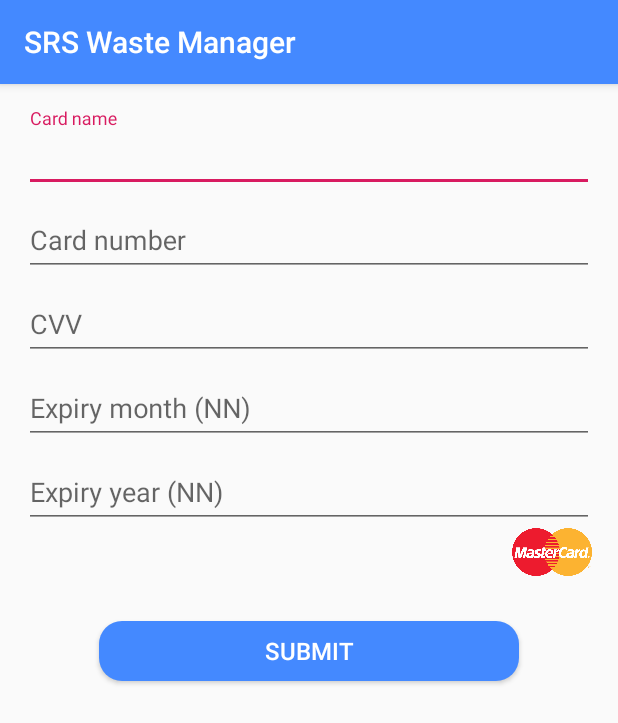
After one commit to sabel94/SRSWasteManager, an Android app: the AddCreditCardActivity screen opened directly, with no data from a screen before it, on a phone screen of 412 x 824 dp. The commit adds this screen. Shown: the top 723 px of the screen. Run offline under Robolectric (Android 15) with nearby library versions, the phone set to English and light mode, and no system bars.

Commit message:
Added credit card add functionality. TODO: make credit card list nicer.

```diff
--- a/app/src/main/AndroidManifest.xml
+++ b/app/src/main/AndroidManifest.xml
@@ -3,13 +3,16 @@
     package="com.example.srswastemanager">
 
     <application
+        android:name="com.example.srswastemanager.SrsApplication"
         android:allowBackup="true"
         android:icon="@mipmap/ic_launcher"
         android:label="@string/app_name"
         android:roundIcon="@mipmap/ic_launcher_round"
         android:supportsRtl="true"
         android:theme="@style/AppTheme">
-        <activity android:name=".CityWasteFractionsActivity"></activity>
+        <activity android:name=".CreditCardListActivity"></activity>
+        <activity android:name=".AddCreditCardActivity" />
+        <activity android:name=".CityWasteFractionsActivity" />
         <activity android:name=".CityTotalWasteActivity" />
         <activity android:name=".UserCostActivity" />
         <activity android:name=".InformationActivity" />
--- /dev/null
+++ b/app/src/main/java/com/example/srswastemanager/AddCreditCardActivity.java
@@ -0,0 +1,68 @@
+package com.example.srswastemanager;
+
+import android.content.Context;
+import android.content.Intent;
+import android.content.SharedPreferences;
+import android.support.design.widget.TextInputEditText;
+import android.support.v7.app.AppCompatActivity;
+import android.os.Bundle;
+import android.view.View;
+import android.widget.Button;
+
+import com.google.gson.Gson;
+
+import java.io.IOException;
+import java.io.ObjectOutputStream;
+import java.util.HashSet;
+import java.util.List;
+import java.util.Set;
+import java.util.SortedSet;
+import java.util.TreeSet;
+import java.util.concurrent.TimeoutException;
+
+public class AddCreditCardActivity extends AppCompatActivity {
+
+    TextInputEditText cardName;
+    TextInputEditText cardNumber;
+    TextInputEditText cvv;
+    TextInputEditText month;
+    TextInputEditText year;
+    Button submitButton;
+    Context context;
+
+    @Override
+    protected void onCreate(Bundle savedInstanceState) {
+        context = getApplicationContext();
+        super.onCreate(savedInstanceState);
+        setContentView(R.layout.activity_credit_card);
+
+
+        cardName = (TextInputEditText) findViewById(R.id.textInputEditText1);
+        cardNumber = (TextInputEditText) findViewById(R.id.textInputEditText2);
+        cvv = (TextInputEditText) findViewById(R.id.textInputEditText3);
+        month = (TextInputEditText) findViewById(R.id.textInputEditText4);
+        year = (TextInputEditText) findViewById(R.id.textInputEditText5);
+        submitButton = (Button) findViewById(R.id.button16);
+
+
+        submitButton.setOnClickListener(new View.OnClickListener() {
+            @Override
+            public void onClick(View v) {
+                submitCard();
+            }
+        });
+    }
+
+    private void submitCard() {
+        SrsApplication app = (SrsApplication) getApplication();
+        List<CreditCard> cards = app.getCards();
+
+        // TODO: Validate form
+
+        CreditCard creditCard = new CreditCard(cardName.getText().toString(), cardNumber.getText().toString(), cvv.getText().toString(), month.getText().toString(), year.getText().toString());
+        cards.add(creditCard);
+
+        Intent intent = new Intent(this, CreditCardListActivity.class);
+        startActivity(intent);
+    }
+}
--- /dev/null
+++ b/app/src/main/res/layout/activity_credit_card.xml
@@ -0,0 +1,103 @@
+<?xml version="1.0" encoding="utf-8"?>
+<RelativeLayout xmlns:android="http://schemas.android.com/apk/res/android"
+    xmlns:app="http://schemas.android.com/apk/res-auto"
+    xmlns:tools="http://schemas.android.com/tools"
+    android:layout_width="match_parent"
+    android:layout_height="match_parent"
+    tools:context=".AddCreditCardActivity"
+    android:padding="16dp">
+
+    <android.support.design.widget.TextInputLayout
+        android:layout_width="match_parent"
+        android:layout_height="wrap_content"
+        android:id="@+id/textInputLayout1">
+
+        <android.support.design.widget.TextInputEditText
+            android:layout_width="match_parent"
+            android:layout_height="wrap_content"
+            android:hint="Card name"
+            android:id="@+id/textInputEditText1"/>
+    </android.support.design.widget.TextInputLayout>
+
+    <android.support.design.widget.TextInputLayout
+        android:layout_width="match_parent"
+        android:layout_height="wrap_content"
+        android:layout_below="@+id/textInputLayout1"
+        android:id="@+id/textInputLayout2">
+
+
+        <android.support.design.widget.TextInputEditText
+            android:layout_width="match_parent"
+            android:layout_height="wrap_content"
+            android:hint="Card number"
+            android:id="@+id/textInputEditText2"/>
+    </android.support.design.widget.TextInputLayout>
+
+    <android.support.design.widget.TextInputLayout
+        android:layout_width="match_parent"
+        android:layout_height="wrap_content"
+        android:layout_below="@+id/textInputLayout2"
+        android:id="@+id/textInputLayout3">
+
+        <android.support.design.widget.TextInputEditText
+            android:layout_width="match_parent"
+            android:layout_height="wrap_content"
+            android:hint="CVV"
+            android:id="@+id/textInputEditText3"/>
+    </android.support.design.widget.TextInputLayout>
+
+    <android.support.design.widget.TextInputLayout
+        android:layout_width="match_parent"
+        android:layout_height="wrap_content"
+        android:layout_below="@+id/textInputLayout3"
+        android:id="@+id/textInputLayout4">
+
+        <android.support.design.widget.TextInputEditText
+            android:layout_width="match_parent"
+            android:layout_height="wrap_content"
+            android:hint="Expiry month (NN)"
+            android:id="@+id/textInputEditText4"/>
+    </android.support.design.widget.TextInputLayout>
+
+    <android.support.design.widget.TextInputLayout
+        android:layout_width="match_parent"
+        android:layout_height="wrap_content"
+        android:layout_below="@+id/textInputLayout4"
+        android:id="@+id/textInputLayout5">
+
+        <android.support.design.widget.TextInputEditText
+            android:layout_width="match_parent"
+            android:layout_height="wrap_content"
+            android:hint="Expiry year (NN)"
+            android:id="@+id/textInputEditText5"/>
+    </android.support.design.widget.TextInputLayout>
+
+    <ImageView
+        android:id="@+id/imageView5"
+        android:layout_width="56dp"
+        android:layout_height="32dp"
+        android:layout_below="@+id/textInputLayout5"
+        android:layout_alignParentEnd="true"
+        android:layout_alignParentRight="true"
+        android:layout_marginEnd="0dp"
+        android:layout_marginRight="248dp"
+        app:srcCompat="@drawable/mastercard" />
+
+    <Button
+        android:id="@+id/button16"
+        android:layout_width="wrap_content"
+        android:layout_height="40dp"
+        android:layout_below="@+id/imageView5"
+        android:layout_alignParentStart="true"
+        android:layout_alignParentLeft="true"
+        android:layout_alignParentEnd="true"
+        android:layout_alignParentRight="true"
+        android:layout_marginLeft="50dp"
+        android:layout_marginTop="30dp"
+        android:layout_marginRight="50dp"
+        android:background="@drawable/btn_rounded"
+        android:text="Submit"
+        android:textColor="#ffffff"
+        android:textSize="16dp" />
+
+</RelativeLayout>
--- a/app/src/main/res/layout/activity_login.xml
+++ b/app/src/main/res/layout/activity_login.xml
@@ -239,7 +239,7 @@
         android:layout_width="match_parent"
         android:layout_height="250dp"
         android:layout_centerHorizontal="true"
-        android:layout_below="@+id/textView"
+        android:layout_below="@+id/linearLayout"
         android:background="#fafafa" />
         -->
 
--- /dev/null
+++ b/app/src/main/res/layout/credit_card_view.xml
@@ -0,0 +1,6 @@
+<?xml version="1.0" encoding="utf-8"?>
+<TextView xmlns:android="http://schemas.android.com/apk/res/android"
+    android:layout_width="match_parent"
+    android:layout_height="wrap_content">
+
+</TextView>
--- a/build.gradle
+++ b/build.gradle
@@ -7,8 +7,7 @@ buildscript {
 
     }
     dependencies {
-        classpath 'com.android.tools.build:gradle:3.3.1'
-
+        classpath 'com.android.tools.build:gradle:3.5.1'
         // NOTE: Do not place your application dependencies here; they belong
         // in the individual module build.gradle files
     }
```
Also changed, not shown: app/build.gradle (+9 -1 lines), app/src/main/java/com/example/srswastemanager/CreditCard.java (added, +63 -0 lines), app/src/main/java/com/example/srswastemanager/CreditCardAdapter.java (added, +56 -0 lines), app/src/main/java/com/example/srswastemanager/CreditCardListActivity.java (added, +49 -0 lines), app/src/main/java/com/example/srswastemanager/HomeActivity.java (+13 -0 lines), app/src/main/java/com/example/srswastemanager/SrsApplication.java (added, +21 -0 lines), app/src/main/res/layout/activity_credit_card_list.xml (added, +27 -0 lines), app/src/main/res/drawable/mastercard.png (added), gradle/wrapper/gradle-wrapper.properties.
